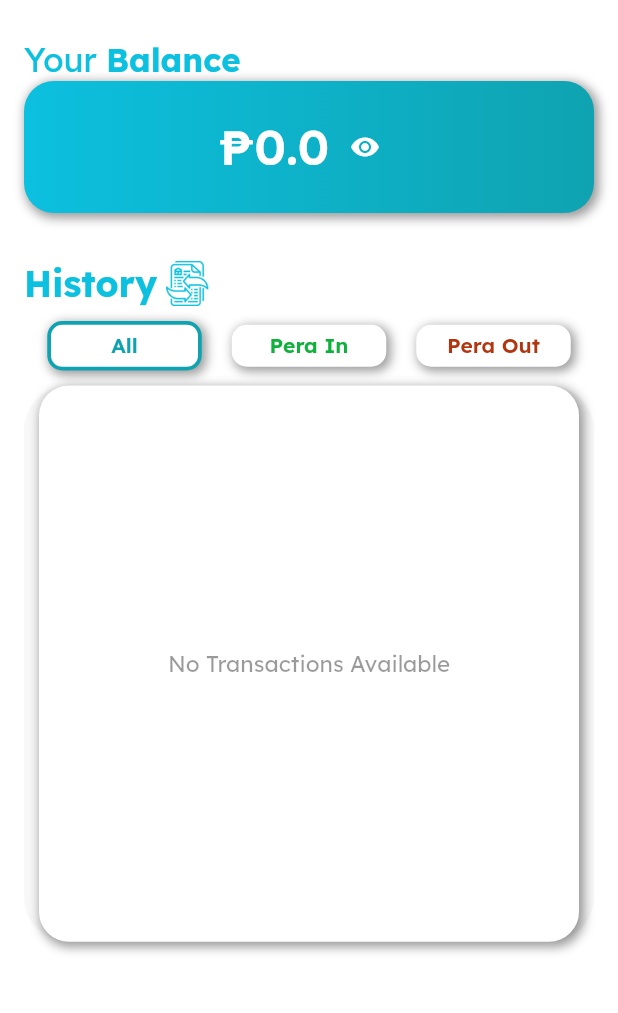
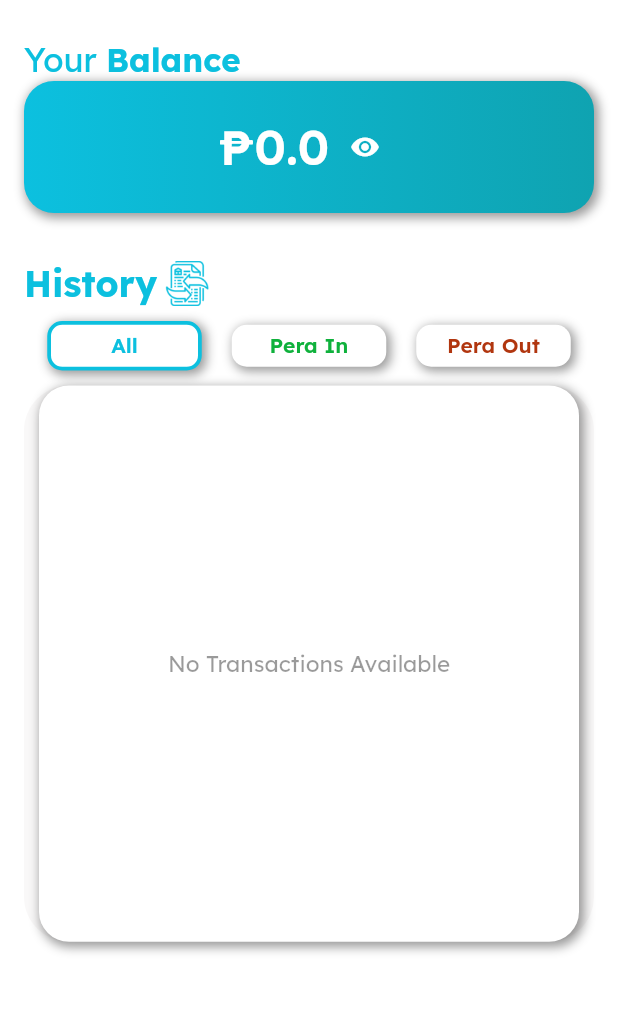
Before and after one commit to Montero-MD/peraplan, a Flutter app: the TransactionPage screen opened directly, on a phone screen of 412 x 824 dp, the part 114-1127 px from its top. Run offline on Flutter 3.47's test engine with Material 2 defaults, Android fonts, the phone set to English and light mode, and no system bars; our stand-ins replace google_fonts, hive, hive_flutter, responsive_sizer; accounts and stored records are empty.

Commit message:
changed all color to hlblue

```diff
--- a/lib/components/transactions_buttons.dart
+++ b/lib/components/transactions_buttons.dart
@@ -41,7 +41,7 @@ class _TransactionsButtonsState extends State<TransactionsButtons> {
           child: Row(
             mainAxisAlignment: MainAxisAlignment.center,
             children: [
-              _buildFilterButton(context, 'All', tCat, text),
+              _buildFilterButton(context, 'All', tCat, hlblue),
               _buildFilterButton(context, 'Pera In', tIn, green),
               _buildFilterButton(context, 'Pera Out', tOut, red),
             ],
```
